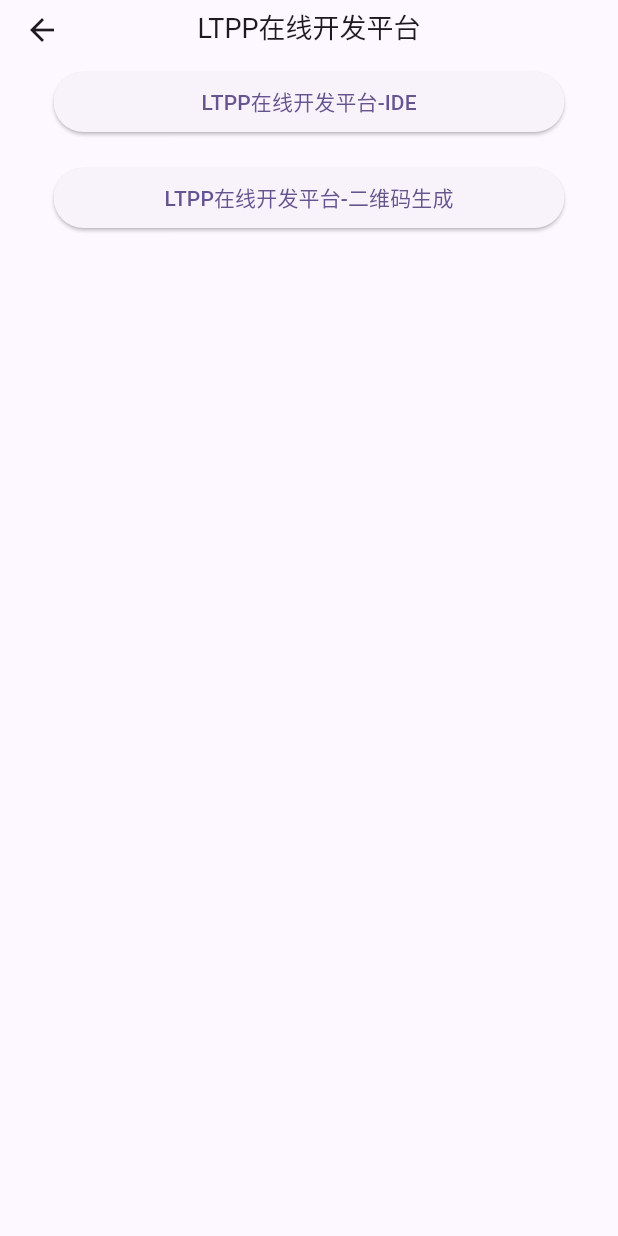
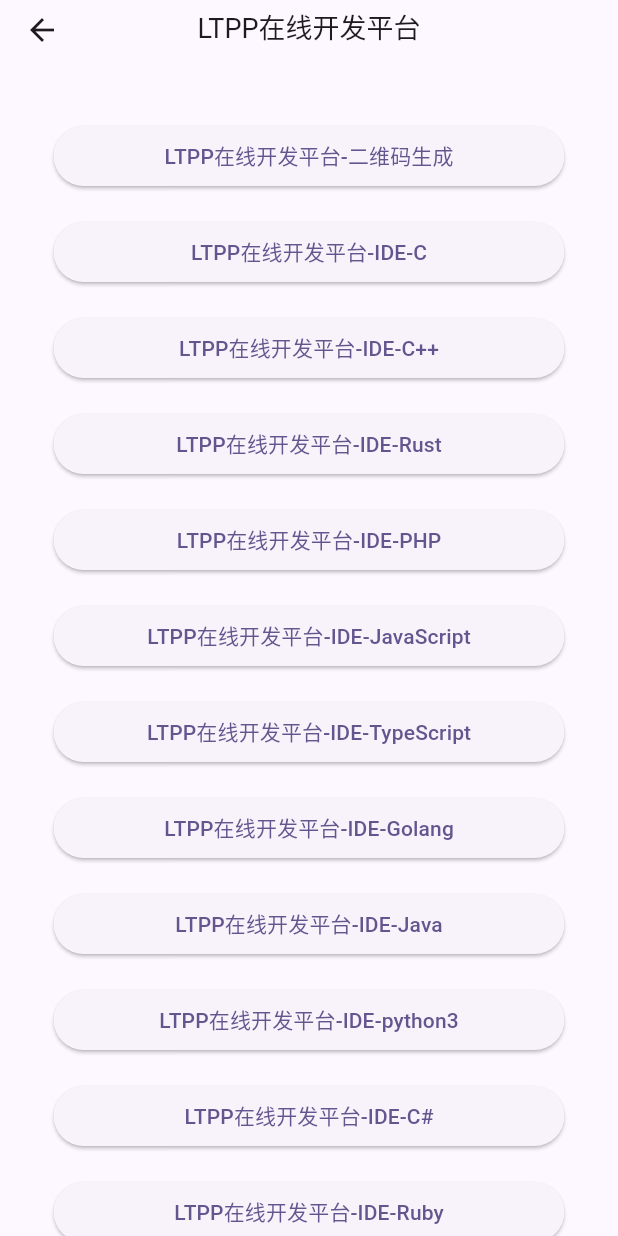
Before and after one commit to ltpp-universe/LTPP-APP-Flutter, a Flutter app: the ToolsPage screen opened directly, on a phone screen of 412 x 824 dp. Run offline on Flutter 3.47's test engine with Material 2 defaults, Android fonts, the phone set to English and light mode, and no system bars; our stand-ins replace chewie, dio, event_bus, flutter_widget_from_html, shared_preferences, video_player and 1 more; accounts and stored records are empty; network calls fail; statements that could not run were skipped.

Commit message:
feat:升级参数

```diff
--- /dev/null
+++ b/lib/assembly/KeepAliveWrapper.dart
@@ -0,0 +1,27 @@
+// ignore_for_file: file_names
+
+import 'package:flutter/material.dart';
+
+class KeepAliveWrapper extends StatefulWidget {
+  const KeepAliveWrapper({
+    Key? key,
+    @required this.child,
+  }) : super(key: key);
+
+  final Widget? child;
+
+  @override
+  State<KeepAliveWrapper> createState() => _KeepAliveWrapperState();
+}
+
+class _KeepAliveWrapperState extends State<KeepAliveWrapper>
+    with AutomaticKeepAliveClientMixin {
+  @override
+  bool get wantKeepAlive => true;
+
+  @override
+  Widget build(BuildContext context) {
+    super.build(context);
+    return widget.child!;
+  }
+}
--- a/lib/assembly/MyCard.dart
+++ b/lib/assembly/MyCard.dart
@@ -1,5 +1,6 @@
 // ignore: file_names
 import 'package:flutter/material.dart';
+import 'package:ltpp/assembly/KeepAliveWrapper.dart';
 
 // ignore: must_be_immutable
 class MyCard extends StatelessWidget {
@@ -41,10 +42,11 @@ class MyCard extends StatelessWidget {
       margin: _LTRB, // 外边距
       child: ClipRRect(
         borderRadius: BorderRadius.circular(10.0),
-        child: SizedBox(
+        child: KeepAliveWrapper(
+            child: SizedBox(
           height: _height,
           child: _child,
-        ),
+        )),
       ),
     );
   }
--- a/lib/assembly/OneLineBox.dart
+++ b/lib/assembly/OneLineBox.dart
@@ -14,6 +14,7 @@ import 'dart:typed_data';
 import 'package:flutter/material.dart';
 import '../assembly/MyCard.dart';
 import '../public/Global.dart';
+import 'KeepAliveWrapper.dart';
 
 // ignore: must_be_immutable
 class OneLineBox extends StatefulWidget {
@@ -82,7 +83,8 @@ class _OneLineBoxState extends State<OneLineBox>
     return MyCard(
       height: widget._height,
       is_no_back_color: true,
-      child: Stack(
+      child: KeepAliveWrapper(
+          child: Stack(
         children: [
           // 背景图片
           Positioned.fill(
@@ -138,7 +140,7 @@ class _OneLineBoxState extends State<OneLineBox>
             ),
           ),
         ],
-      ),
+      )),
     );
   }
 }
--- a/lib/views/back/BackPage.dart
+++ b/lib/views/back/BackPage.dart
@@ -31,6 +31,7 @@
 // 后台页面
 import 'dart:async';
 import 'package:flutter/material.dart';
+import 'package:ltpp/assembly/KeepAliveWrapper.dart';
 import 'package:ltpp/assembly/MyUserData.dart';
 import 'package:ltpp/public/MyWebSocket.dart';
 import '../../public/Event.dart';
@@ -58,7 +59,8 @@ class BackPageState extends State<BackPage> {
           ),
           toolbarHeight: Global.app_bar_height,
           centerTitle: true),
-      body: const SafeArea(child: Center(child: BackView())),
+      body: const SafeArea(
+          child: KeepAliveWrapper(child: Center(child: BackView()))),
     );
   }
 }
--- a/lib/views/public/ArticleListPage.dart
+++ b/lib/views/public/ArticleListPage.dart
@@ -11,6 +11,7 @@
 // 首页
 // ignore_for_file: file_names
 import 'package:flutter/material.dart';
+import 'package:ltpp/assembly/KeepAliveWrapper.dart';
 import 'package:ltpp/assembly/MySearch.dart';
 import '../../assembly/MyLoading.dart';
 import '../../assembly/OneLineBox.dart';
@@ -85,10 +86,11 @@ class _ArticleListState extends State<ArticleListPage>
           toolbarHeight: Global.app_bar_height,
           centerTitle: true),
       body: SafeArea(
-          child: ListView(
+          child: KeepAliveWrapper(
+              child: ListView(
         controller: _scrollController,
         children: _view_list,
-      )),
+      ))),
     );
   }
 
--- a/lib/views/public/ChatListPage.dart
+++ b/lib/views/public/ChatListPage.dart
@@ -12,6 +12,7 @@
 // ignore_for_file: file_names
 import 'package:flutter/material.dart';
 import 'package:ltpp/assembly/ChatLine.dart';
+import 'package:ltpp/assembly/KeepAliveWrapper.dart';
 import 'package:ltpp/assembly/MySearch.dart';
 import 'package:ltpp/public/Event.dart';
 import '../../assembly/MyLoading.dart';
@@ -112,11 +113,12 @@ class _ChatListState extends State<ChatListPage>
             toolbarHeight: Global.app_bar_height,
             centerTitle: true),
         body: SafeArea(
+            child: KeepAliveWrapper(
           child: ListView(
             controller: _scrollController,
             children: _view_list,
           ),
-        ));
+        )));
   }
 
   void clearNolookNum(int loc) async {
--- a/lib/views/public/ContestListPage.dart
+++ b/lib/views/public/ContestListPage.dart
@@ -12,6 +12,7 @@
 // ignore_for_file: file_names
 import 'package:flutter/material.dart';
 import 'package:ltpp/assembly/ContestLine.dart';
+import 'package:ltpp/assembly/KeepAliveWrapper.dart';
 import 'package:ltpp/assembly/MySearch.dart';
 import '../../assembly/MyLoading.dart';
 import '../../public/Global.dart';
@@ -123,10 +124,11 @@ class _ContestListState extends State<ContestListPage>
           toolbarHeight: Global.app_bar_height,
           centerTitle: true),
       body: SafeArea(
-          child: ListView(
+          child: KeepAliveWrapper(
+              child: ListView(
         controller: _scrollController,
         children: _view_list,
-      )),
+      ))),
     );
   }
 }
--- a/lib/views/public/OjListPage.dart
+++ b/lib/views/public/OjListPage.dart
@@ -11,6 +11,7 @@
 // OJ题库列表
 // ignore_for_file: file_names
 import 'package:flutter/material.dart';
+import 'package:ltpp/assembly/KeepAliveWrapper.dart';
 import 'package:ltpp/assembly/OjLine.dart';
 import 'package:ltpp/assembly/MySearch.dart';
 import '../../assembly/MyLoading.dart';
@@ -118,10 +119,11 @@ class _OjListState extends State<OjListPage>
           toolbarHeight: Global.app_bar_height,
           centerTitle: true),
       body: SafeArea(
-          child: ListView(
+          child: KeepAliveWrapper(
+              child: ListView(
         controller: _scrollController,
         children: _view_list,
-      )),
+      ))),
     );
   }
 }
--- a/lib/views/public/ToolsPage.dart
+++ b/lib/views/public/ToolsPage.dart
@@ -1,14 +1,15 @@
 // ignore: file_names
 import 'package:flutter/material.dart';
+import 'package:ltpp/assembly/KeepAliveWrapper.dart';
 import 'package:ltpp/public/Global.dart';
 import 'package:webview_flutter/webview_flutter.dart';
 
 // ignore: must_be_immutable
 class ToolsPage extends StatefulWidget {
   // ignore: unused_field
-  String ide_url = 'https://ide.ltpp.vip';
+  String ide_url = 'https://ide.ltpp.vip?language=';
   String qrcode_url = 'https://qrcode.ltpp.vip';
-  String ide_title = 'LTPP在线开发平台-IDE';
+  String ide_title = '${Global.app_name}-IDE';
   String qrcode_title = 'LTPP在线开发平台-二维码生成';
   ToolsPage({
     super.key,
@@ -21,6 +22,47 @@ class ToolsPage extends StatefulWidget {
 class _ContestRankPageState extends State<ToolsPage> {
   @override
   Widget build(BuildContext context) {
+    List<Widget> list = [];
+    list.add(const SizedBox(height: 36));
+    list.add(Padding(
+        padding: const EdgeInsets.all(Global.default_padding),
+        child: FractionallySizedBox(
+            widthFactor: 0.86,
+            child: ElevatedButton(
+              // ignore: sort_child_properties_last, prefer_single_quotes
+              child: Text(widget.qrcode_title),
+              onPressed: () => Global.toHtmlPage(
+                  context, widget.qrcode_title, widget.qrcode_url, false),
+            ))));
+    List<Map<String, String>> language = [
+      {'C': 'c'},
+      {'C++': 'cpp'},
+      {'Rust': 'rust'},
+      {'PHP': 'php'},
+      {'JavaScript': 'javascript'},
+      {'TypeScript': 'typescript'},
+      {'Golang': 'go'},
+      {'Java': 'java'},
+      {'python3': 'python'},
+      {'C#': 'csharp'},
+      {'Ruby': 'ruby'},
+    ];
+    for (int i = 0; i < language.length; ++i) {
+      language[i].forEach((key, value) {
+        list.add(Padding(
+            padding: const EdgeInsets.all(Global.default_padding),
+            child: FractionallySizedBox(
+              widthFactor: 0.86,
+              child: ElevatedButton(
+                  // ignore: sort_child_properties_last, prefer_single_quotes
+                  child: Text('${widget.ide_title}-$key'),
+                  onPressed: () => WebViewWidget(
+                      controller: Global.toHtmlPage(context, widget.ide_title,
+                          widget.ide_url + value, false))),
+            )));
+      });
+    }
+    list.add(const SizedBox(height: 36));
     return Scaffold(
         appBar: AppBar(
             title: const Text(
@@ -31,31 +73,7 @@ class _ContestRankPageState extends State<ToolsPage> {
             ),
             toolbarHeight: Global.app_bar_height,
             centerTitle: true),
-        body: SafeArea(
-            child: ListView(
-          children: [
-            Padding(
-                padding: const EdgeInsets.all(Global.default_padding),
-                child: FractionallySizedBox(
-                  widthFactor: 0.86,
-                  child: ElevatedButton(
-                      // ignore: sort_child_properties_last, prefer_single_quotes
-                      child: Text(widget.ide_title),
-                      onPressed: () => WebViewWidget(
-                          controller: Global.toHtmlPage(context,
-                              widget.ide_title, widget.ide_url, false))),
-                )),
-            Padding(
-                padding: const EdgeInsets.all(Global.default_padding),
-                child: FractionallySizedBox(
-                    widthFactor: 0.86,
-                    child: ElevatedButton(
-                      // ignore: sort_child_properties_last, prefer_single_quotes
-                      child: Text(widget.qrcode_title),
-                      onPressed: () => Global.toHtmlPage(context,
-                          widget.qrcode_title, widget.qrcode_url, false),
-                    )))
-          ],
-        )));
+        body:
+            SafeArea(child: KeepAliveWrapper(child: ListView(children: list))));
   }
 }
--- a/lib/views/public/VideoPage.dart
+++ b/lib/views/public/VideoPage.dart
@@ -2,6 +2,7 @@
 // ignore: file_names
 // ignore_for_file: non_constant_identifier_names, prefer_final_fields
 import 'package:flutter/material.dart';
+import 'package:ltpp/assembly/KeepAliveWrapper.dart';
 import '../../assembly/MyDialog.dart';
 import '../../assembly/MyLoading.dart';
 import '../../assembly/VideoMiddleware.dart';
@@ -41,8 +42,9 @@ class _VideoPageState extends State<VideoPage>
           toolbarHeight: Global.app_bar_height,
           centerTitle: true),
       body: SafeArea(
-          child: Center(
-              child: PageView.builder(
+          child: KeepAliveWrapper(
+              child: Center(
+                  child: PageView.builder(
         pageSnapping: true,
         scrollDirection: Axis.vertical,
         onPageChanged: (int loc) {
@@ -59,7 +61,7 @@ class _VideoPageState extends State<VideoPage>
         },
         itemCount: _list_data.length,
         controller: _controller,
-      ))),
+      )))),
     );
   }
 
```
